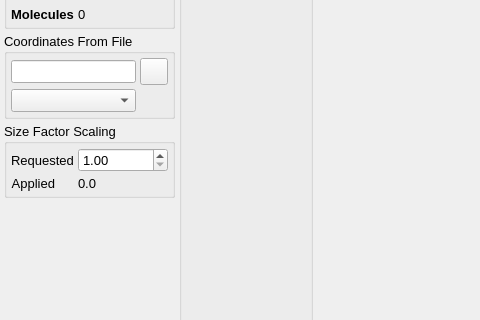
The window that src/gui/configurationTab.ui (disorderedmaterials/dissolve) describes before a commit, drawn with Qt 5; both pictures show x 0 to 480 and y 204 to 524 of the 1254 by 696 pixel window.
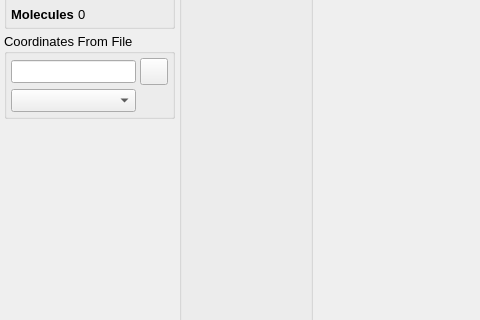
The same window after the commit. Icons and pictures are not drawn. Custom widgets are drawn as their Qt base class.

Commit message: Remove control

The edit to the form file:
```diff
--- a/src/gui/configurationTab.ui
+++ b/src/gui/configurationTab.ui
@@ -502,94 +502,6 @@
        </layout>
       </widget>
      </item>
-     <item>
-      <widget class="QGroupBox" name="SizeFactorGroup">
-       <property name="sizePolicy">
-        <sizepolicy hsizetype="Preferred" vsizetype="Minimum">
-         <horstretch>0</horstretch>
-         <verstretch>0</verstretch>
-        </sizepolicy>
-       </property>
-       <property name="title">
-        <string>Size Factor Scaling</string>
-       </property>
-       <layout class="QFormLayout" name="formLayout">
-        <property name="horizontalSpacing">
-         <number>4</number>
-        </property>
-        <property name="verticalSpacing">
-         <number>4</number>
-        </property>
-        <property name="leftMargin">
-         <number>4</number>
-        </property>
-        <property name="topMargin">
-         <number>4</number>
-        </property>
-        <property name="rightMargin">
-         <number>4</number>
-        </property>
-        <property name="bottomMargin">
-         <number>4</number>
-        </property>
-        <item row="0" column="0">
-         <widget class="QLabel" name="label_15">
-          <property name="sizePolicy">
-           <sizepolicy hsizetype="Minimum" vsizetype="Preferred">
-            <horstretch>0</horstretch>
-            <verstretch>0</verstretch>
-           </sizepolicy>
-          </property>
-          <property name="text">
-           <string>Requested</string>
-          </property>
-         </widget>
-        </item>
-        <item row="0" column="1">
-         <widget class="ExponentialSpin" name="RequestedSizeFactorSpin">
-          <property name="sizePolicy">
-           <sizepolicy hsizetype="Expanding" vsizetype="Fixed">
-            <horstretch>0</horstretch>
-            <verstretch>0</verstretch>
-           </sizepolicy>
-          </property>
-          <property name="toolTip">
-           <string>Requested size factor scaling for the Configuration's Box and contents (will be applied at start of next iteration)</string>
-          </property>
-          <property name="minimum">
-           <double>1.000000000000000</double>
-          </property>
-         </widget>
-        </item>
-        <item row="1" column="0">
-         <widget class="QLabel" name="label_16">
-          <property name="enabled">
-           <bool>true</bool>
-          </property>
-          <property name="sizePolicy">
-           <sizepolicy hsizetype="Minimum" vsizetype="Preferred">
-            <horstretch>0</horstretch>
-            <verstretch>0</verstretch>
-           </sizepolicy>
-          </property>
-          <property name="text">
-           <string>Applied</string>
-          </property>
-          <property name="alignment">
-           <set>Qt::AlignRight|Qt::AlignTrailing|Qt::AlignVCenter</set>
-          </property>
-         </widget>
-        </item>
-        <item row="1" column="1">
-         <widget class="QLabel" name="AppliedSizeFactorLabel">
-          <property name="text">
-           <string>0.0</string>
-          </property>
-         </widget>
-        </item>
-       </layout>
-      </widget>
-     </item>
      <item>
       <spacer name="verticalSpacer">
        <property name="orientation">
```
Left out of the diff: 12 changed lines with no effect on the pictures.
